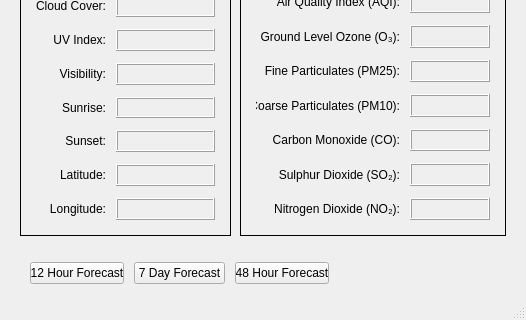
Above: main_window.ui from itinstructor/OWMOneCallPySide6 before the change; both pictures show x 0 to 526 and y 345 to 665 of the 526 by 665 pixel window. Below: the same form after it.
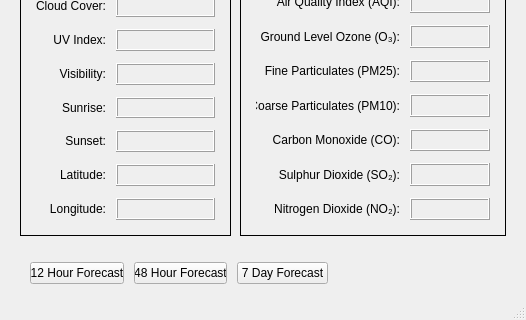
That is the form after the change.

The edit to the form file:
```diff
--- a/main_window.ui
+++ b/main_window.ui
@@ -811,16 +811,16 @@
       </widget>
      </item>
      <item>
-      <widget class="QPushButton" name="btn_7_day_forecast">
+      <widget class="QPushButton" name="btn_48_hour_forecast">
        <property name="text">
-        <string>7 Day Forecast</string>
+        <string>48 Hour Forecast</string>
        </property>
       </widget>
      </item>
      <item>
-      <widget class="QPushButton" name="btn_48_hour_forecast">
+      <widget class="QPushButton" name="btn_7_day_forecast">
        <property name="text">
-        <string>48 Hour Forecast</string>
+        <string>7 Day Forecast</string>
        </property>
       </widget>
      </item>
```
